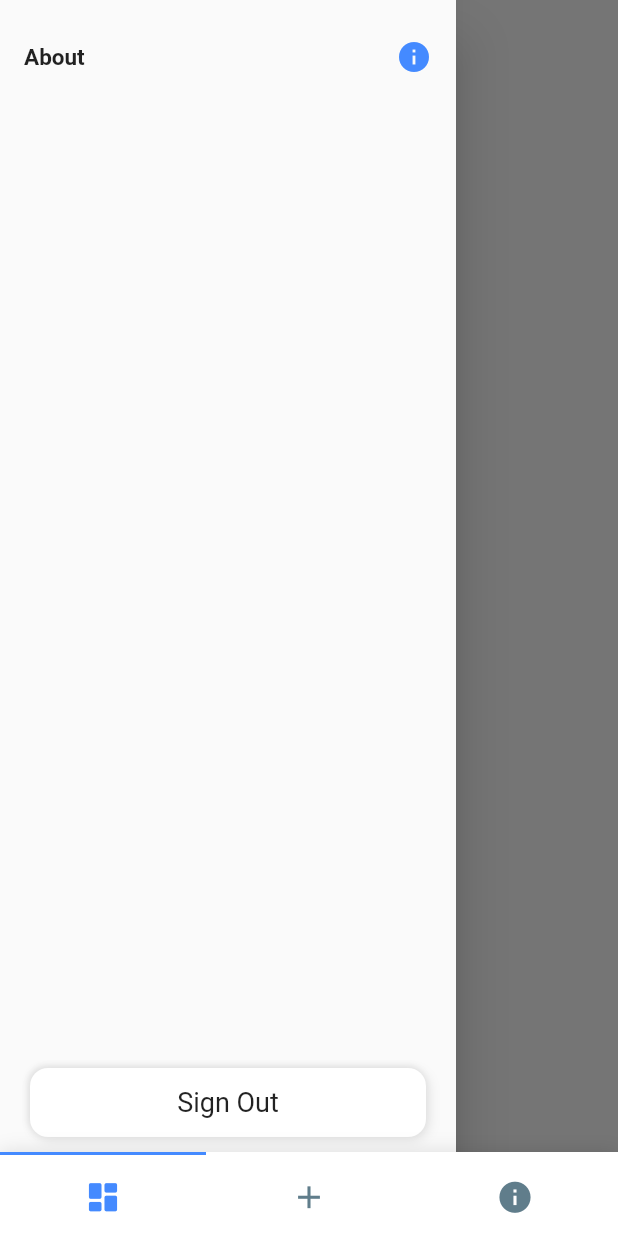
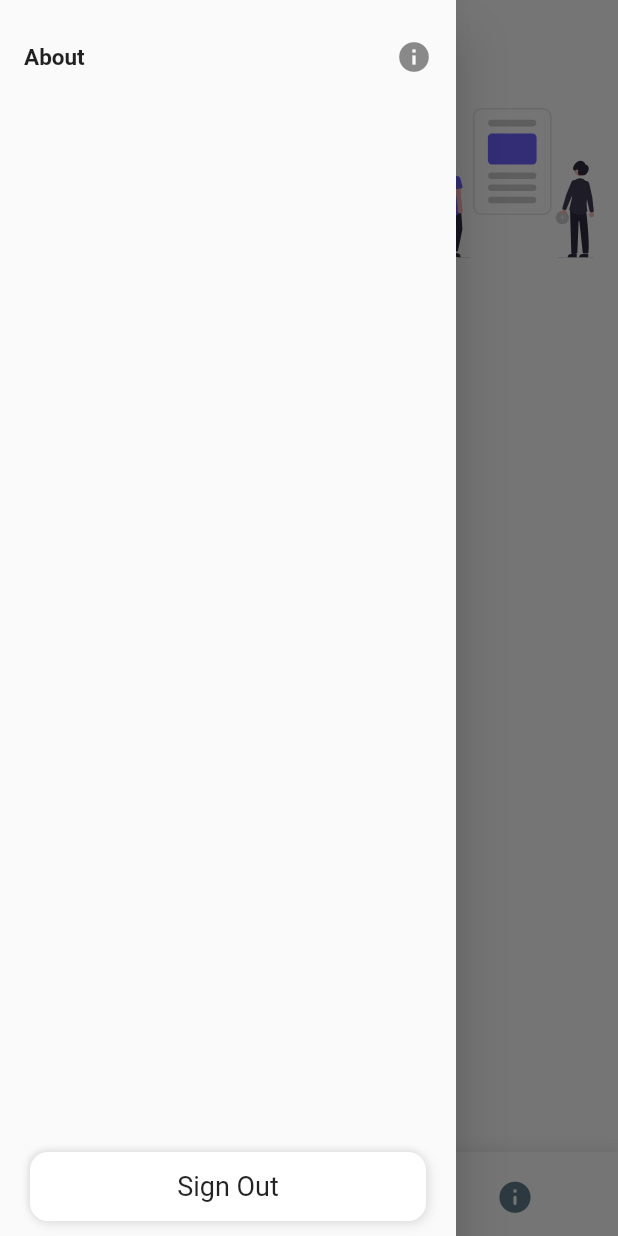
Before and after one commit to himanshusharma89/amplifyit, a Flutter app: the Dashboard screen opened directly, after a tap on the "menu" icon, on a phone screen of 412 x 824 dp. Run offline on Flutter 3.47's test engine with Material 2 defaults, Android fonts, the phone set to English and light mode, and no system bars; our stand-ins replace cached_network_image, flutter_svg, google_fonts; missing offline and left inert: amplify_api, amplify_auth_cognito, amplify_datastore, amplify_datastore_plugin_interface, amplify_flutter; network calls fail; Roboto replaces fonts that are missing (Ubuntu).

Commit message:
Illustartions Added

```diff
--- a/lib/dashboard.dart
+++ b/lib/dashboard.dart
@@ -6,6 +6,7 @@ import 'package:flutter/material.dart';
 import 'widgets/bottom_navigation_bar/bottom_navigation_bar.dart' as bnb;
 import 'widgets/bottom_navigation_bar/bottom_navigation_bar_item.dart'
     as bnbitm;
+import 'widgets/drawer.dart';
 
 class Dashboard extends StatefulWidget {
   @override
@@ -14,24 +15,33 @@ class Dashboard extends StatefulWidget {
 
 class _DashboardState extends State<Dashboard> {
   final PageController pageController = PageController(initialPage: 0);
-
+  GlobalKey<ScaffoldState> _globalKey = GlobalKey<ScaffoldState>();
   int index = 0;
 
   final List<bnbitm.BottomNavigationBarItem> items = [
-    bnbitm.BottomNavigationBarItem(icon: Icons.dashboard_rounded),
-    bnbitm.BottomNavigationBarItem(icon: Icons.add),
-    bnbitm.BottomNavigationBarItem(icon: Icons.info)
+    bnbitm.BottomNavigationBarItem(icon: Icons.home_rounded),
+    bnbitm.BottomNavigationBarItem(icon: Icons.add_circle_rounded),
+    bnbitm.BottomNavigationBarItem(icon: Icons.info_rounded)
   ];
 
-  final List<Widget> widgetList = [
-    Home(),
-    AddPost(),
-    About(),
-  ];
+  List<Widget> widgetList = [];
+
+  @override
+  void initState() {
+    super.initState();
+    widgetList = [
+      Home(
+        globalKey: _globalKey,
+      ),
+      AddPost(),
+      About(),
+    ];
+  }
 
   @override
   Widget build(BuildContext context) {
     return Scaffold(
+      key: _globalKey,
       body: PageView.builder(
         controller: pageController,
         itemCount: widgetList.length,
@@ -42,6 +52,7 @@ class _DashboardState extends State<Dashboard> {
           });
         },
       ),
+      drawer: BlogDrawer(),
       floatingActionButtonLocation: FloatingActionButtonLocation.centerDocked,
       bottomNavigationBar: bnb.BottomNavigationBar(
         onTap: (index) => pageController.animateToPage(index,
@@ -49,7 +60,6 @@ class _DashboardState extends State<Dashboard> {
         curve: Curves.easeInOut,
         items: items,
         currentIndex: index,
-        activeColor: Colors.blueAccent,
         inactiveColor: Colors.blueGrey,
       ),
     );
--- a/lib/main.dart
+++ b/lib/main.dart
@@ -120,6 +120,7 @@ class _MyAppState extends State<MyApp> {
             backgroundColor: Colors.white,
             scaffoldBackgroundColor: Colors.white,
             primaryColor: Colors.white,
+            primarySwatch: Colors.deepPurple,
             visualDensity: VisualDensity.adaptivePlatformDensity,
             textTheme: GoogleFonts.ubuntuTextTheme(Theme.of(context).textTheme),
             appBarTheme: AppBarTheme(
--- a/lib/views/about.dart
+++ b/lib/views/about.dart
@@ -1,6 +1,7 @@
 import 'package:amplifyit/helpers/constants.dart';
 import 'package:cached_network_image/cached_network_image.dart';
 import 'package:flutter/material.dart';
+import 'package:flutter_svg/svg.dart';
 
 class About extends StatelessWidget {
   @override
@@ -48,6 +49,10 @@ class About extends StatelessWidget {
                                   fontSize: 16.0,
                                   fontWeight: FontWeight.w600,
                                 )),
+                            SizedBox(
+                              height: 10.0,
+                            ),
+                            SvgPicture.asset('assets/flutter_dev.svg', height: 80),
                             SizedBox(
                               height: 10.0,
                             ),
--- a/lib/views/home.dart
+++ b/lib/views/home.dart
@@ -4,11 +4,15 @@ import 'package:amplify_datastore_plugin_interface/amplify_datastore_plugin_inte
 import 'package:amplifyit/models/ModelProvider.dart';
 import 'package:amplifyit/services/post_service.dart';
 import 'package:amplifyit/widgets/card_view.dart';
-import 'package:amplifyit/widgets/drawer.dart';
 import 'package:flutter/material.dart';
+import 'package:flutter_svg/flutter_svg.dart';
 import 'package:provider/provider.dart';
 
 class Home extends StatefulWidget {
+  final GlobalKey<ScaffoldState> globalKey;
+
+  const Home({Key key, this.globalKey}) : super(key: key);
+
   @override
   _HomeState createState() => _HomeState();
 }
@@ -18,7 +22,6 @@ class _HomeState extends State<Home> {
   List<String> _postStreamingData = <String>[];
   Stream<SubscriptionEvent<Post>> postStream;
   StreamSubscription hubSubscription;
-  GlobalKey<ScaffoldState> _globalKey = GlobalKey<ScaffoldState>();
 
   @override
   void initState() {
@@ -50,12 +53,11 @@ class _HomeState extends State<Home> {
   @override
   Widget build(BuildContext context) {
     return Scaffold(
-      key: _globalKey,
       appBar: AppBar(
         leading: Padding(
           padding: const EdgeInsets.all(8.0),
           child: GestureDetector(
-            onTap: () => _globalKey.currentState.openDrawer(),
+            onTap: () => widget.globalKey.currentState.openDrawer(),
             child: Container(
               decoration: BoxDecoration(
                   color: Colors.white,
@@ -75,7 +77,6 @@ class _HomeState extends State<Home> {
           style: TextStyle(fontSize: 24),
         ),
       ),
-      drawer: BlogDrawer(),
       body: SizedBox(
         height: MediaQuery.of(context).size.height,
         child: Padding(
@@ -86,11 +87,24 @@ class _HomeState extends State<Home> {
             children: [
               Padding(
                 padding: const EdgeInsets.all(8.0),
-                child: Text(
-                  'Write Blog\nAnonymously',
-                  textAlign: TextAlign.left,
-                  style: TextStyle(fontSize: 26, height: 1.5),
+                child: Row(
+                  mainAxisAlignment: MainAxisAlignment.spaceBetween,
+                  children: [
+                    Text(
+                      'Write Blog\nAnonymously',
+                      textAlign: TextAlign.left,
+                      style: TextStyle(fontSize: 26, height: 1.5),
+                    ),
+                    SvgPicture.asset(
+                      'assets/blog_post.svg',
+                      fit: BoxFit.contain,
+                      height: 100,
+                    )
+                  ],
                 ),
+              ),
+              SizedBox(
+                height: 5,
               ),
               getWidgetToDisplayPostEvents(context),
             ],
--- a/lib/views/post/add_post.dart
+++ b/lib/views/post/add_post.dart
@@ -3,6 +3,7 @@ import 'package:amplifyit/services/post_service.dart';
 import 'package:amplifyit/widgets/blog_button.dart';
 import 'package:amplifyit/widgets/text_form_field_shadow.dart';
 import 'package:flutter/material.dart';
+import 'package:flutter_svg/flutter_svg.dart';
 
 class AddPost extends StatefulWidget {
   @override
@@ -22,7 +23,7 @@ class _AddPostState extends State<AddPost> {
           "Add Post",
         ),
       ),
-      body: ListView(
+      body: Column(
         children: [
           Form(
             key: _formkey,
@@ -73,6 +74,8 @@ class _AddPostState extends State<AddPost> {
               ),
             ),
           ),
+          SizedBox(height: 60,),
+          SvgPicture.asset('assets/add_post.svg', height: 200),
         ],
       ),
       floatingActionButton: BlogButton(
--- a/lib/views/post/edit_post.dart
+++ b/lib/views/post/edit_post.dart
@@ -4,6 +4,7 @@ import 'package:amplifyit/services/post_service.dart';
 import 'package:amplifyit/widgets/blog_button.dart';
 import 'package:amplifyit/widgets/text_form_field_shadow.dart';
 import 'package:flutter/material.dart';
+import 'package:flutter_svg/svg.dart';
 
 class EditPost extends StatefulWidget {
   final Post post;
@@ -79,7 +80,11 @@ class _EditPostState extends State<EditPost> {
                     return null;
                   },
                 ),
-              )
+              ),
+              SizedBox(
+                height: 60,
+              ),
+              SvgPicture.asset('assets/edit_post.svg', height: 200),
             ],
           ),
         ),
--- a/lib/views/post/view_post.dart
+++ b/lib/views/post/view_post.dart
@@ -3,6 +3,7 @@ import 'package:amplifyit/models/Post.dart';
 import 'package:amplifyit/services/post_service.dart';
 import 'package:amplifyit/widgets/blog_button.dart';
 import 'package:flutter/material.dart';
+import 'package:flutter_svg/svg.dart';
 import 'package:intl/intl.dart';
 
 class PostView extends StatefulWidget {
@@ -75,6 +76,8 @@ class _PostViewState extends State<PostView> {
                 ),
               ],
             ),
+            SizedBox(height: 60,),
+            SvgPicture.asset('assets/view_post.svg', height: 200),
           ],
         ),
       ),
--- a/lib/widgets/card_view.dart
+++ b/lib/widgets/card_view.dart
@@ -1,6 +1,7 @@
 import 'package:amplifyit/helpers/constants.dart';
 import 'package:amplifyit/models/ModelProvider.dart';
 import 'package:flutter/material.dart';
+import 'package:flutter_svg/flutter_svg.dart';
 
 class CardView extends StatelessWidget {
   final Post post;
@@ -30,7 +31,11 @@ class CardView extends StatelessWidget {
                 ]),
             child: Padding(
               padding: const EdgeInsets.all(10),
-              child: Column(
+              child: Row(
+                children: [
+                  SvgPicture.asset('assets/read_post.svg',height: 50,),
+                  SizedBox(width: 10,),
+                  Column(
                     crossAxisAlignment: CrossAxisAlignment.start,
                     children: [
                       Text(
@@ -49,6 +54,8 @@ class CardView extends StatelessWidget {
                       )
                     ],
                   ),
+                ],
+              ),
             )),
       ),
     );
--- a/lib/widgets/drawer.dart
+++ b/lib/widgets/drawer.dart
@@ -27,7 +27,6 @@ class _BlogDrawerState extends State<BlogDrawer> {
                         )),
                     trailing: Icon(
                       Icons.info,
-                      color: Colors.blueAccent,
                     ),
                     onTap: () {
                       Navigator.pushNamed(context, RouteConstant.ABOUT);
--- a/pubspec.yaml
+++ b/pubspec.yaml
@@ -29,6 +29,7 @@ dependencies:
   amplify_datastore_plugin_interface: ^0.1.0
   amplify_flutter: ^0.1.0
   cached_network_image: ^2.5.0
+  flutter_svg: ^0.19.3
   google_fonts: ^1.1.2
   intl: ^0.15.7
   provider: ^4.3.3
@@ -49,9 +50,8 @@ flutter:
   # the material Icons class.
   uses-material-design: true
   # To add assets to your application, add an assets section, like this:
-  # assets:
-  #   - images/a_dot_burr.jpeg
-  #   - images/a_dot_ham.jpeg
+  assets:
+    - assets/
   # An image asset can refer to one or more resolution-specific "variants", see
   # https://flutter.dev/assets-and-images/#resolution-aware.
   # For details regarding adding assets from package dependencies, see
```
Also changed, not shown: assets/add_post.svg (added), assets/blog_post.svg (added), assets/edit_post.svg (added), assets/flutter_dev.svg (added), assets/read_post.svg (added), assets/view_post.svg (added). Lines whose indentation alone changed are shown as unchanged.
